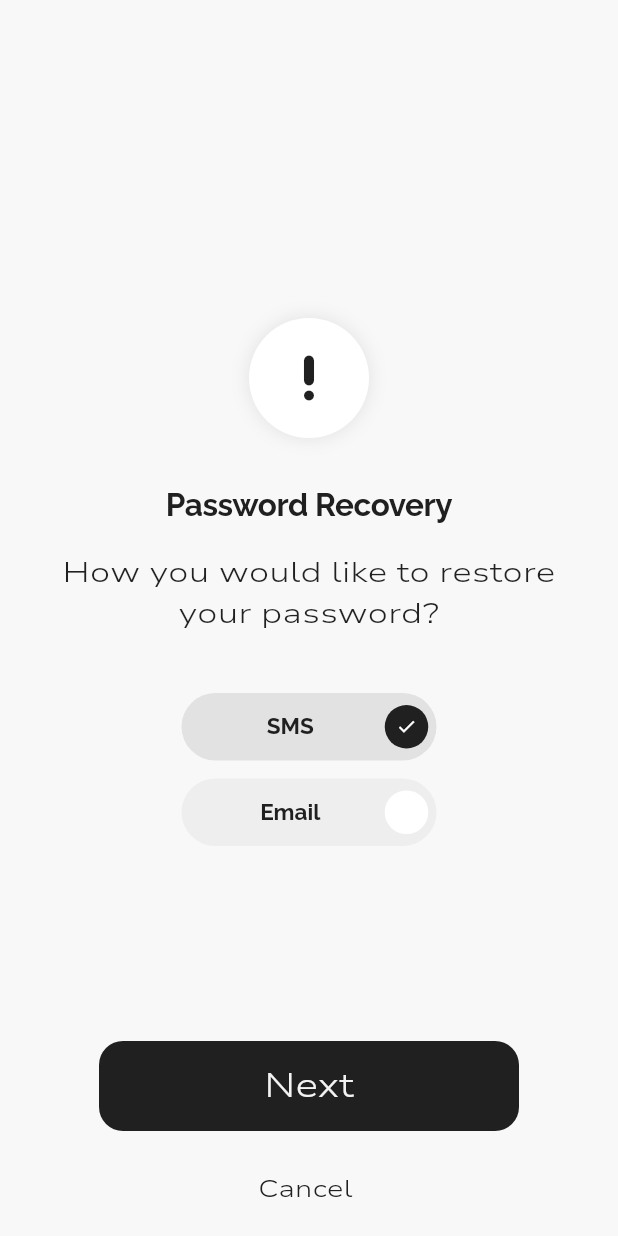
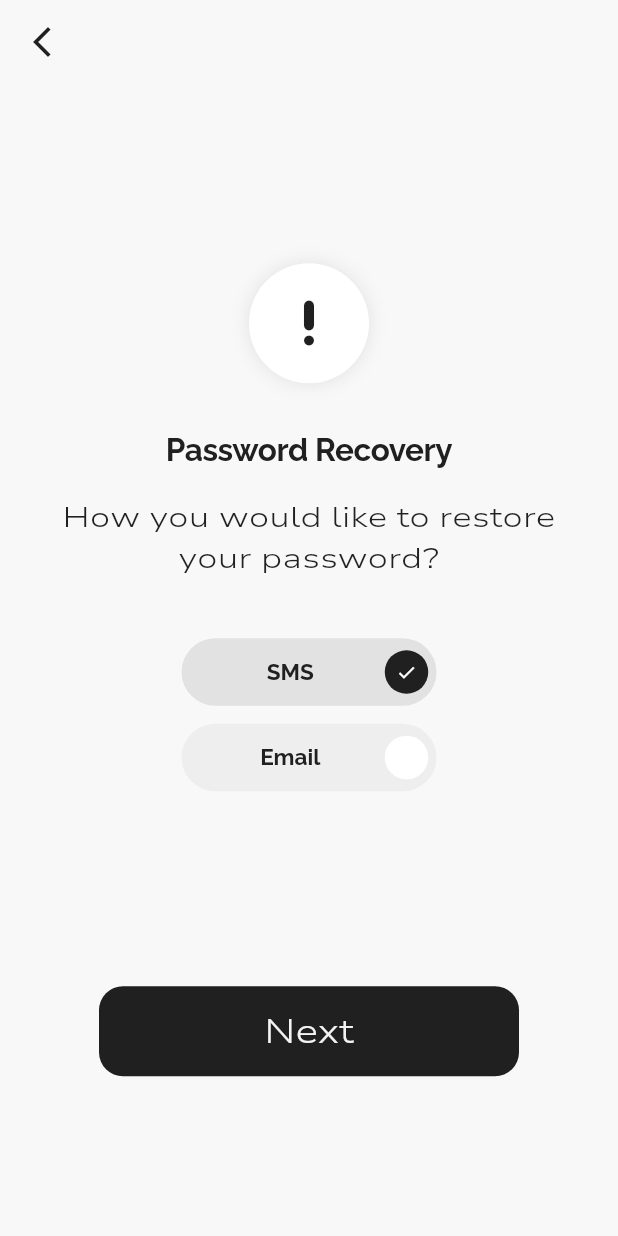
Before and after one commit to ahammednibras8/spare_boy, a Flutter app: the LoginScreen screen opened directly, after a tap on "Forgot Password?", on a phone screen of 412 x 824 dp. Run offline on Flutter 3.47's test engine with Material 3 defaults, Android fonts, the phone set to English and light mode, and no system bars; our stand-ins replace google_fonts, pinput.

Commit message:
fix: Fixed cancel button instead of appbar

```diff
--- a/lib/features/authentication/views/login.dart
+++ b/lib/features/authentication/views/login.dart
@@ -136,12 +136,6 @@ class _LoginScreenState extends State<LoginScreen> {
                     minimumSize: const Size(325, 60),
                   ),
                   const SizedBox(height: 15),
-                  CancelButton(
-                    onTap: () {
-                      Navigator.pop(context);
-                    },
-                  ),
-                  const SizedBox(height: 15),
                 ],
               ),
             ),
--- a/lib/features/authentication/views/recovery_mode.dart
+++ b/lib/features/authentication/views/recovery_mode.dart
@@ -4,6 +4,7 @@ import 'package:spare_boy/core/constants/app_colors.dart';
 import 'package:spare_boy/features/authentication/views/recovery_page.dart';
 import 'package:spare_boy/features/common/widgets/buttons.dart';
 import 'package:spare_boy/features/common/widgets/circle_avatar.dart';
+import 'package:spare_boy/features/common/widgets/my_appbar.dart';
 
 class RecoveryMode extends StatefulWidget {
   const RecoveryMode({super.key});
@@ -18,11 +19,12 @@ class _RecoveryModeState extends State<RecoveryMode> {
   @override
   Widget build(BuildContext context) {
     return Scaffold(
+      appBar: const MyAppbar(),
       body: Container(
         width: double.infinity,
         margin: const EdgeInsets.only(left: 20, right: 20),
         child: Column(
-          mainAxisAlignment: MainAxisAlignment.end,
+          mainAxisAlignment: MainAxisAlignment.center,
           crossAxisAlignment: CrossAxisAlignment.center,
           children: [
             const SizedBox(height: 40),
@@ -66,14 +68,14 @@ class _RecoveryModeState extends State<RecoveryMode> {
             const SizedBox(height: 120),
             OnboardingButton(
               onPressed: () {
-                Navigator.push(context, MaterialPageRoute(builder: (context) => const RecoveryPage()));
+                Navigator.push(
+                    context,
+                    MaterialPageRoute(
+                        builder: (context) => const RecoveryPage()));
               },
               text: 'Next',
             ),
             const SizedBox(height: 17),
-            CancelButton(onTap: () {
-              Navigator.pop(context);
-            }),
           ],
         ),
       ),
```
